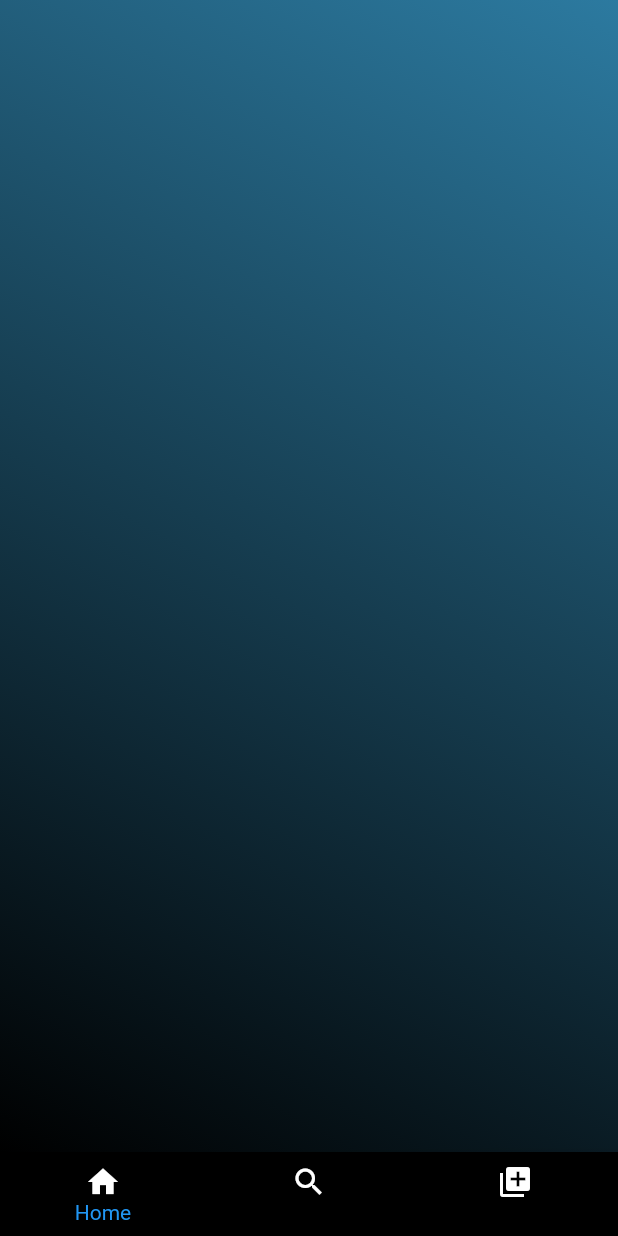
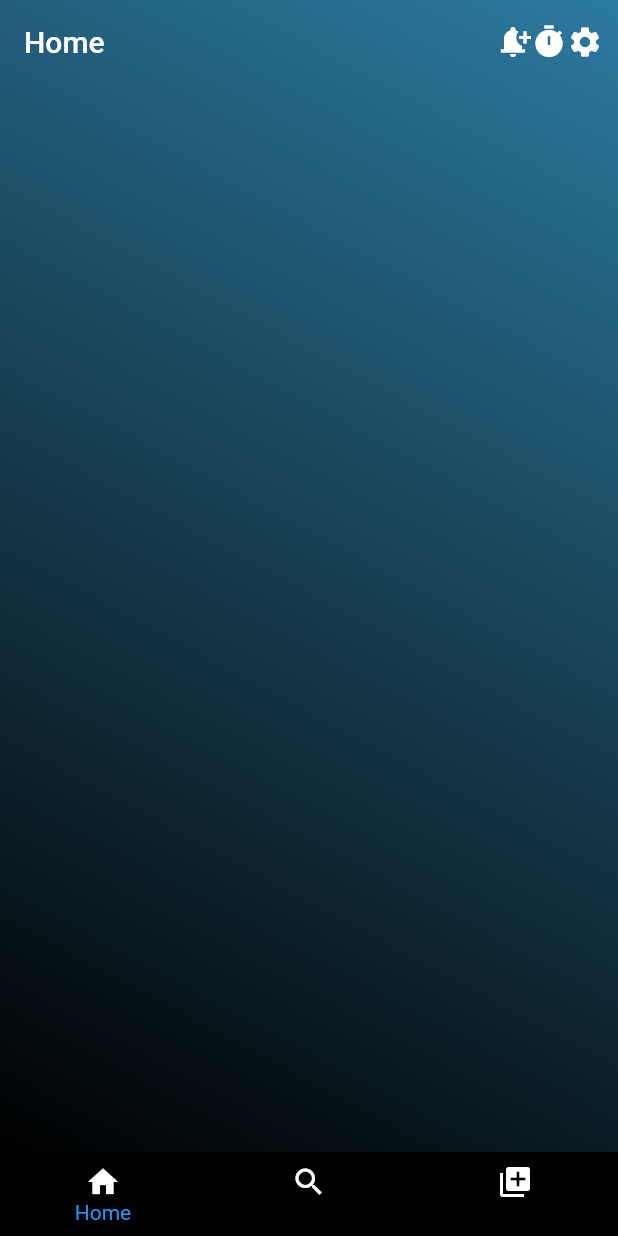
Before and after one commit to rrv2004/spoticlone, a Flutter app: the screen it shows after launch, on a phone screen of 412 x 824 dp. Run offline on Flutter 3.47's test engine with Material 2 defaults, Android fonts, the phone set to English and light mode, and no system bars.

Commit message:
Added icons on top right of home page

```diff
--- a/lib/homepage.dart
+++ b/lib/homepage.dart
@@ -1,10 +1,20 @@
 import 'package:flutter/material.dart';
 class Home extends StatelessWidget {
   const Home({super.key});
+  Widget HomeAppBar(String message){
+    return AppBar(
+      backgroundColor: Colors.transparent,
+      elevation:0.0,
+      title: Text(message),actions:  [Icon(Icons.notification_add,),Icon(Icons.timer),Padding(padding:EdgeInsets.only(right: 10), child:Icon(Icons.settings))],
+    );
+  }
 
   @override
   Widget build(BuildContext context) {
     return SafeArea(child: Container(
+      child:Column(children: [
+        HomeAppBar('Home')
+      ],),
       decoration:BoxDecoration(
         gradient: LinearGradient(colors: [Color.fromARGB(255, 44, 122, 160),Colors.black],begin: Alignment.topRight,end: Alignment.bottomLeft)
       )
```
